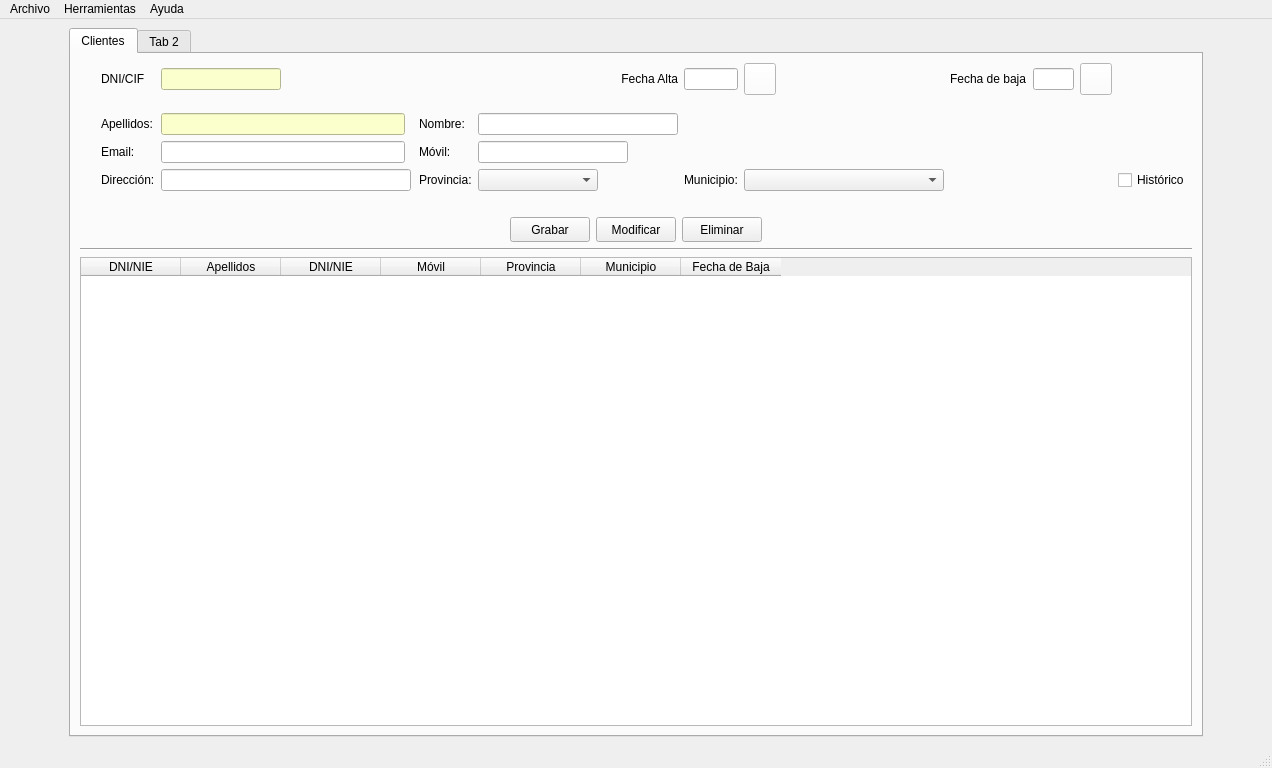
Manuerty/ProyecyoDI, file templates/ventPrincipal.ui: the form before one commit.
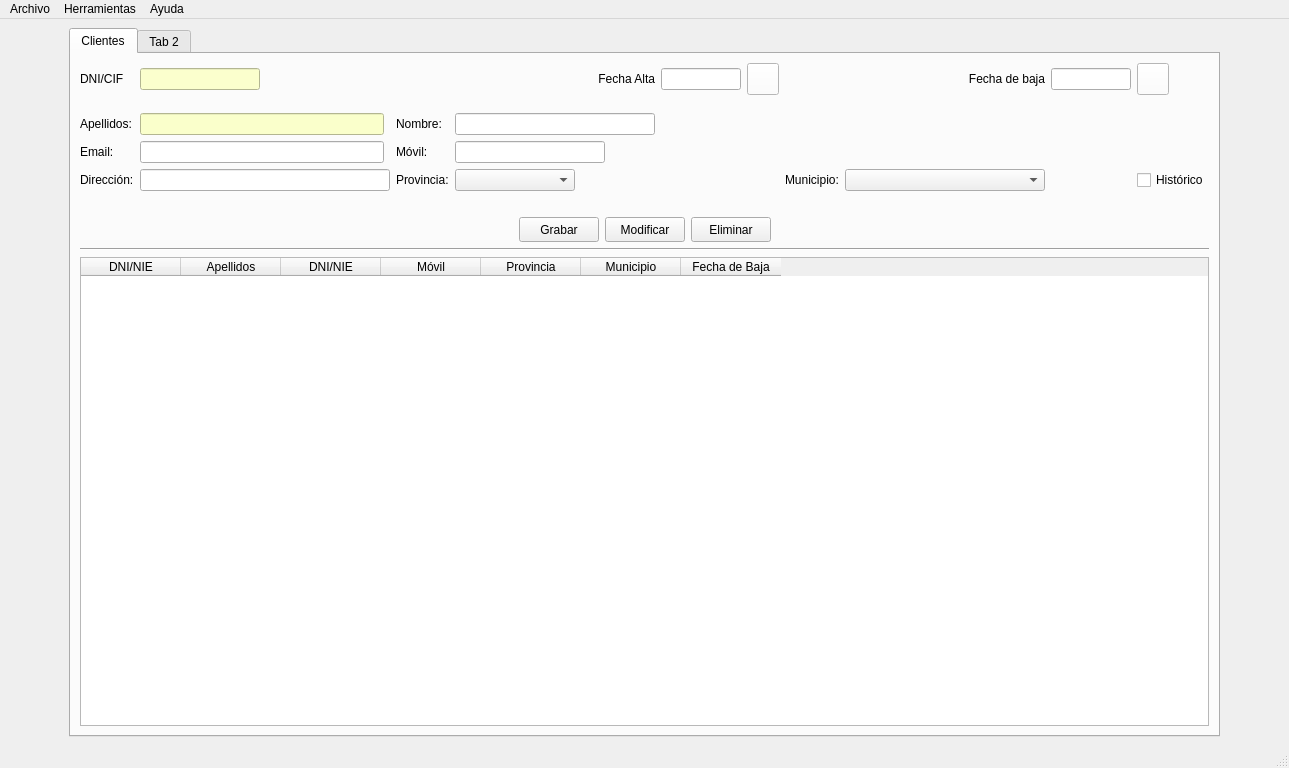
The form after the commit. Icons and pictures are not drawn.

Commit message: feat(eventos.py): add fecha baja

```diff
--- a/templates/ventPrincipal.ui
+++ b/templates/ventPrincipal.ui
@@ -6,7 +6,7 @@
    <rect>
     <x>0</x>
     <y>0</y>
-    <width>1272</width>
+    <width>1276</width>
     <height>768</height>
    </rect>
   </property>
@@ -95,38 +95,6 @@
             </property>
            </widget>
           </item>
-          <item row="0" column="14">
-           <widget class="QPushButton" name="btnBaja">
-            <property name="minimumSize">
-             <size>
-              <width>32</width>
-              <height>32</height>
-             </size>
-            </property>
-            <property name="maximumSize">
-             <size>
-              <width>32</width>
-              <height>32</height>
-             </size>
-            </property>
-            <property name="styleSheet">
-             <string notr="true">background-color: rgb(255, 255, 255);</string>
-            </property>
-            <property name="text">
-             <string/>
-            </property>
-            <property name="icon">
-             <iconset>
-              <normaloff>../img/calendar.ico</normaloff>../img/calendar.ico</iconset>
-            </property>
-            <property name="iconSize">
-             <size>
-              <width>21</width>
-              <height>21</height>
-             </size>
-            </property>
-           </widget>
-          </item>
           <item row="5" column="15">
            <widget class="QCheckBox" name="chkHistoriaCli">
             <property name="text">
@@ -242,13 +210,6 @@
             </property>
            </widget>
           </item>
-          <item row="5" column="9">
-           <widget class="QLabel" name="lblMuniCli">
-            <property name="text">
-             <string>Municipio:</string>
-            </property>
-           </widget>
-          </item>
           <item row="4" column="8">
            <widget class="QLineEdit" name="txtMovilCli">
             <property name="minimumSize">
@@ -265,16 +226,6 @@
             </property>
            </widget>
           </item>
-          <item row="5" column="10">
-           <widget class="QComboBox" name="cmbMuniCli">
-            <property name="minimumSize">
-             <size>
-              <width>200</width>
-              <height>0</height>
-             </size>
-            </property>
-           </widget>
-          </item>
           <item row="4" column="2">
            <widget class="QLineEdit" name="txtEmailCli">
             <property name="minimumSize">
@@ -359,26 +310,6 @@
             </property>
            </widget>
           </item>
-          <item row="0" column="11">
-           <widget class="QLabel" name="label_2">
-            <property name="text">
-             <string>Fecha de baja</string>
-            </property>
-           </widget>
-          </item>
-          <item row="0" column="12">
-           <widget class="QLineEdit" name="lineEdit">
-            <property name="maximumSize">
-             <size>
-              <width>80</width>
-              <height>16777215</height>
-             </size>
-            </property>
-            <property name="alignment">
-             <set>Qt::AlignCenter</set>
-            </property>
-           </widget>
-          </item>
           <item row="0" column="16">
            <spacer name="horizontalSpacer_10">
             <property name="orientation">
@@ -420,6 +351,12 @@
           </item>
           <item row="0" column="9">
            <widget class="QLineEdit" name="txtAltaCli">
+            <property name="minimumSize">
+             <size>
+              <width>80</width>
+              <height>0</height>
+             </size>
+            </property>
             <property name="maximumSize">
              <size>
               <width>80</width>
@@ -473,6 +410,84 @@
             </property>
            </widget>
           </item>
+          <item row="5" column="12">
+           <widget class="QComboBox" name="cmbMuniCli">
+            <property name="minimumSize">
+             <size>
+              <width>200</width>
+              <height>0</height>
+             </size>
+            </property>
+           </widget>
+          </item>
+          <item row="5" column="11">
+           <widget class="QLabel" name="lblMuniCli">
+            <property name="text">
+             <string>Municipio:</string>
+            </property>
+           </widget>
+          </item>
+          <item row="0" column="15">
+           <widget class="QPushButton" name="btnBajaCli">
+            <property name="minimumSize">
+             <size>
+              <width>32</width>
+              <height>32</height>
+             </size>
+            </property>
+            <property name="maximumSize">
+             <size>
+              <width>32</width>
+              <height>32</height>
+             </size>
+            </property>
+            <property name="styleSheet">
+             <string notr="true">background-color: rgb(255, 255, 255);</string>
+            </property>
+            <property name="text">
+             <string/>
+            </property>
+            <property name="icon">
+             <iconset>
+              <normaloff>../img/calendar.ico</normaloff>../img/calendar.ico</iconset>
+            </property>
+            <property name="iconSize">
+             <size>
+              <width>21</width>
+              <height>21</height>
+             </size>
+            </property>
+           </widget>
+          </item>
+          <item row="0" column="13">
+           <widget class="QLineEdit" name="txtBajaCli">
+            <property name="minimumSize">
+             <size>
+              <width>80</width>
+              <height>0</height>
+             </size>
+            </property>
+            <property name="maximumSize">
+             <size>
+              <width>80</width>
+              <height>16777215</height>
+             </size>
+            </property>
+            <property name="alignment">
+             <set>Qt::AlignCenter</set>
+            </property>
+           </widget>
+          </item>
+          <item row="0" column="12">
+           <widget class="QLabel" name="label_2">
+            <property name="text">
+             <string>Fecha de baja</string>
+            </property>
+            <property name="alignment">
+             <set>Qt::AlignRight|Qt::AlignTrailing|Qt::AlignVCenter</set>
+            </property>
+           </widget>
+          </item>
          </layout>
         </item>
         <item>
@@ -666,7 +681,7 @@
     <rect>
      <x>0</x>
      <y>0</y>
-     <width>1272</width>
+     <width>1276</width>
      <height>21</height>
     </rect>
    </property>
```
The commit also changes 8 other files.
